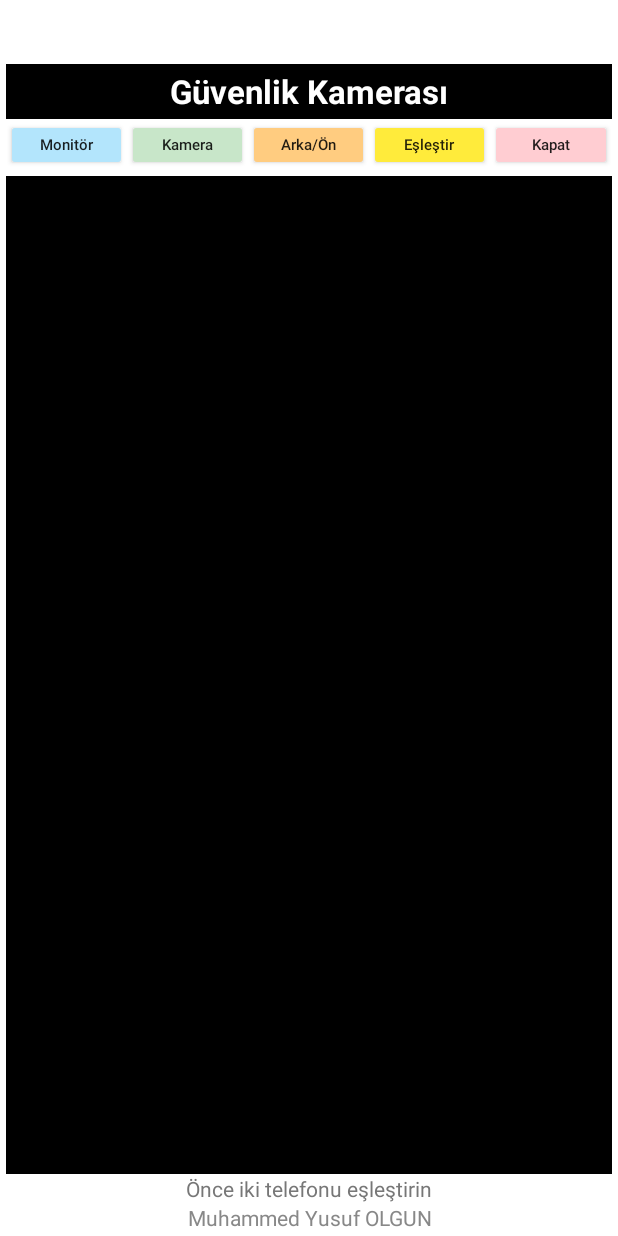
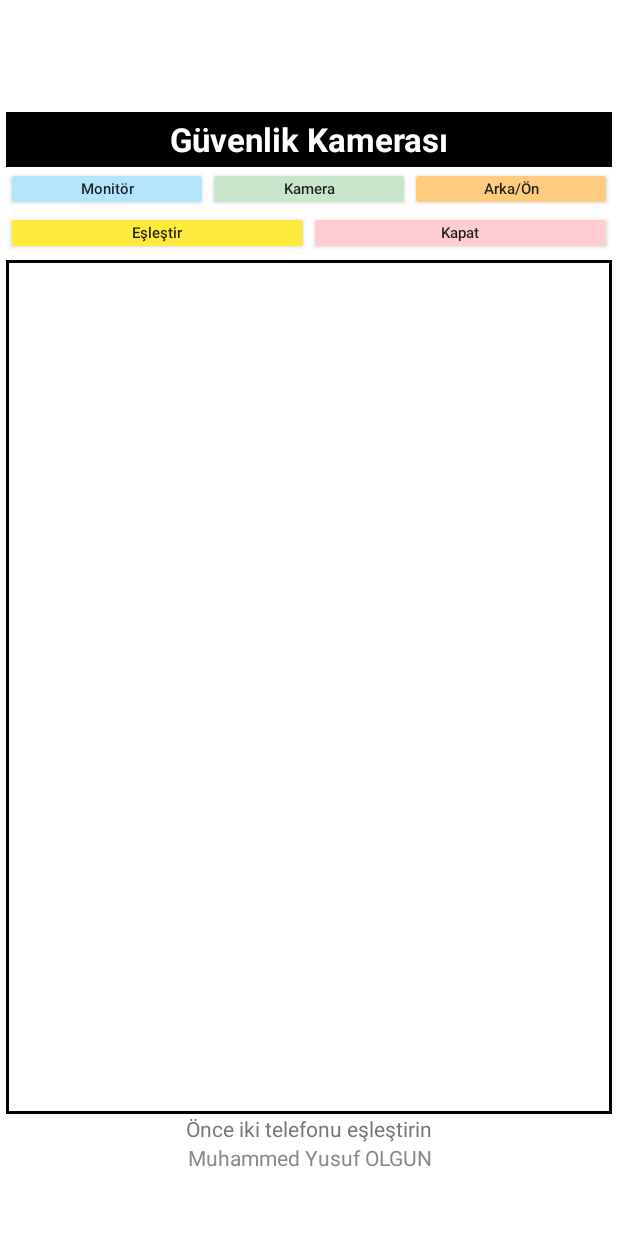
Before and after one commit to muhammedyusufolgun/kamera, an Android app: the screen it shows after launch (MainActivity), after a tap on "Monitör", on a phone screen of 412 x 824 dp. Run offline under Robolectric (Android 15) with nearby library versions, the phone set to English and light mode, and no system bars.

Commit message:
Adjust Guv-Cam header, two-row controls, white monitor and footer spacing

```diff
--- a/app/src/main/java/com/olgun/guvcam/MainActivity.java
+++ b/app/src/main/java/com/olgun/guvcam/MainActivity.java
@@ -50,32 +50,40 @@ public class MainActivity extends Activity {
   }
   private void buildUi(){
     LinearLayout root=new LinearLayout(this);root.setOrientation(LinearLayout.VERTICAL);root.setBackgroundColor(-1);
-    root.setPadding(6,0,6,4);
+    root.setPadding(6,0,6,0);
     TextView heading=new TextView(this);heading.setText("Güvenlik Kamerası");heading.setTextColor(-1);
     heading.setBackgroundColor(0xff000000);heading.setGravity(Gravity.CENTER);heading.setTypeface(null,1);
     heading.setTextSize(22);
-    LinearLayout.LayoutParams h=new LinearLayout.LayoutParams(-1,55);h.topMargin=64;root.addView(heading,h);
-    LinearLayout bar=new LinearLayout(this);bar.setOrientation(LinearLayout.HORIZONTAL);
+    LinearLayout.LayoutParams h=new LinearLayout.LayoutParams(-1,55);h.topMargin=112;root.addView(heading,h);
+    LinearLayout bar=new LinearLayout(this);bar.setOrientation(LinearLayout.VERTICAL);
     Button monitor=button("Monitör",0xffb3e5fc),cam=button("Kamera",0xffc8e6c9);
     switchCam=button("Arka/Ön",0xffffcc80);Button pair=button("Eşleştir",0xffffeb3b);
     close=button("Kapat",0xffffcdd2);
-    for(Button b:new Button[]{monitor,cam,switchCam,pair,close})bar.addView(b,new LinearLayout.LayoutParams(0,52,1));
+    LinearLayout row1=new LinearLayout(this),row2=new LinearLayout(this);
+    for(Button b:new Button[]{monitor,cam,switchCam})row1.addView(b,new LinearLayout.LayoutParams(0,44,1));
+    for(Button b:new Button[]{pair,close})row2.addView(b,new LinearLayout.LayoutParams(0,44,1));
+    bar.addView(row1);bar.addView(row2);
     root.addView(bar);
-    screen=new ImageView(this);screen.setBackgroundColor(0xff000000);screen.setScaleType(ImageView.ScaleType.FIT_CENTER);
-    LinearLayout.LayoutParams s=new LinearLayout.LayoutParams(-1,0,1);s.topMargin=5;root.addView(screen,s);
+    screen=new ImageView(this);screen.setBackgroundColor(0xffffffff);screen.setScaleType(ImageView.ScaleType.FIT_CENTER);
+    LinearLayout.LayoutParams s=new LinearLayout.LayoutParams(-1,0,1);s.topMargin=5;screen.setPadding(2,2,2,2);screen.setBackground(createFrame());root.addView(screen,s);
     status=new TextView(this);status.setText("Eşleşme bekleniyor");status.setTextColor(0xff777777);
     status.setGravity(Gravity.CENTER);root.addView(status);
     TextView signature=new TextView(this);signature.setText("Muhammed Yusuf OLGUN");
     signature.setGravity(Gravity.CENTER);signature.setTextColor(0xff888888);root.addView(signature);
+    android.view.View bottomSpace=new android.view.View(this);root.addView(bottomSpace,new LinearLayout.LayoutParams(-1,64));
     setContentView(root);
     monitor.setOnClickListener(v->startMonitor());
     cam.setOnClickListener(v->startCamera());
-    switchCam.setOnClickListener(v->{front=!front;if(cameraOn)startCamera();});
+    switchCam.setOnClickListener(v->{front=!front;if(cameraOn)startCamera();else showStatus(front?"Ön kamera seçildi":"Arka kamera seçildi");});
     pair.setOnClickListener(v->pair());
     close.setOnClickListener(v->{long now=System.currentTimeMillis();
-      if(now-closeTap<=3000){closeTap=0;stopCamera();finish();}
+      if(closeTap>0 && now-closeTap<=3000){closeTap=0;stopCamera();finish();}
       else {closeTap=now;close.setText("Onayla");ui.postDelayed(()->{if(System.currentTimeMillis()-closeTap>=3000)close.setText("Kapat");},3100);}
     });
+  }
+  private android.graphics.drawable.Drawable createFrame(){
+    android.graphics.drawable.GradientDrawable border=new android.graphics.drawable.GradientDrawable();
+    border.setColor(0xffffffff);border.setStroke(3,0xff000000);return border;
   }
   private Button button(String label,int color){
     Button b=new Button(this);b.setText(label);b.setTextSize(10);b.setAllCaps(false);
@@ -156,8 +164,8 @@ public class MainActivity extends Activity {
     }catch(Exception e){showStatus("Ağ keşfi hatası");}
   }
   private void startMonitor(){
-    if(pairedId.isEmpty()||peerIp.isEmpty()){showStatus("Önce iki telefonu eşleştirin");return;}
-    stopCamera();monitorOn=true;showStatus("Görüntü bağlanıyor");
+    if(pairedId.isEmpty()||peerIp.isEmpty()){ui.post(()->screen.setImageDrawable(null));showStatus("Önce iki telefonu eşleştirin");return;}
+    stopCamera();monitorOn=true;ui.post(()->screen.setImageDrawable(null));showStatus("Görüntü bağlanıyor");
     final String ip=peerIp;
     new Thread(()->{
       try{
```
